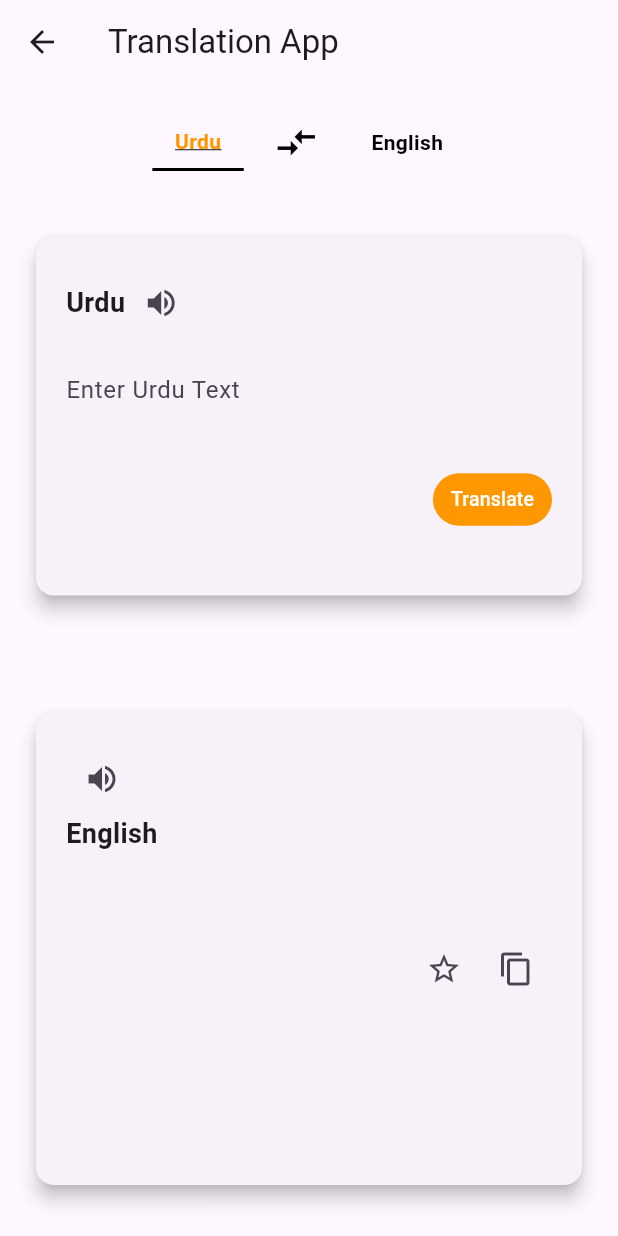
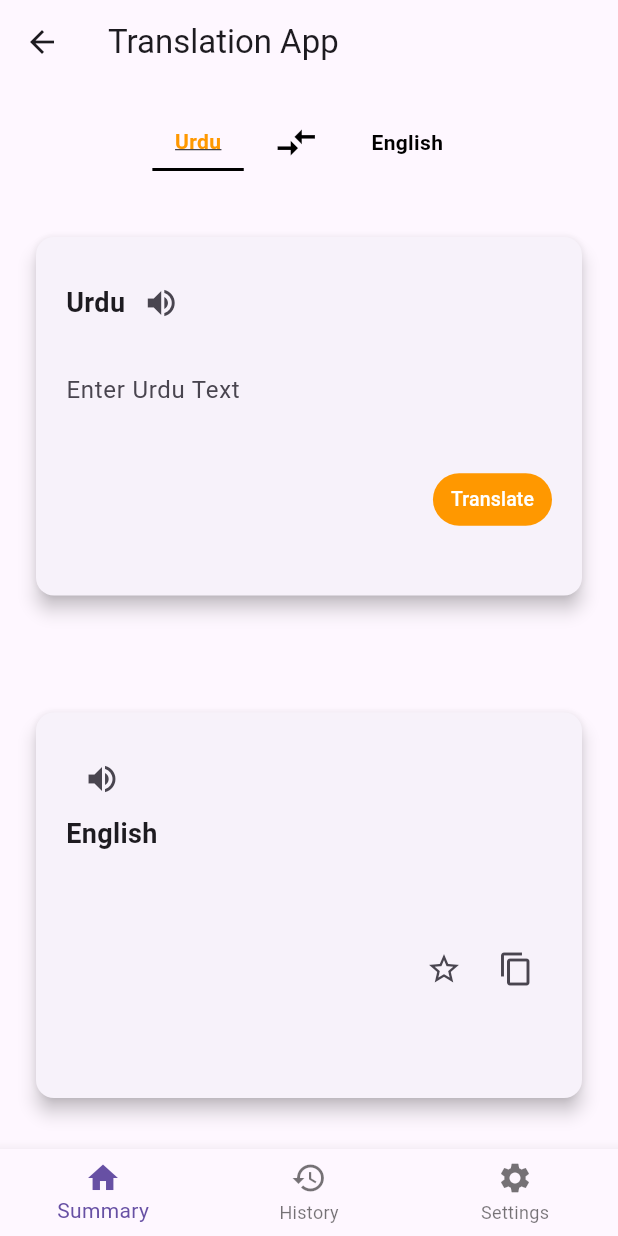
Before and after one commit to Wasiue03/linguotech, a Flutter app: the TranslationScreen screen opened by its route, on a phone screen of 412 x 824 dp. Run offline on Flutter 3.47's test engine with Material 3 defaults, Android fonts, the phone set to English and light mode, and no system bars; our stand-ins replace cloud_firestore, firebase_auth, firebase_core, flutter_tts, google_sign_in, shared_preferences; missing offline and left inert: clipboard; accounts and stored records are empty.

Commit message:
added summary screen

```diff
--- a/lib/Screens/Translation_Screen/translate.dart
+++ b/lib/Screens/Translation_Screen/translate.dart
@@ -17,6 +17,32 @@ class TranslationScreen extends StatelessWidget {
         ),
       ),
       body: TranslateBody(),
+      bottomNavigationBar: BottomNavigationBar(
+        items: [
+          BottomNavigationBarItem(
+            icon: Icon(Icons.home),
+            label: 'Summary',
+          ),
+          BottomNavigationBarItem(
+            icon: Icon(Icons.history),
+            label: 'History',
+          ),
+          BottomNavigationBarItem(
+            icon: Icon(Icons.settings),
+            label: 'Settings',
+          ),
+        ],
+        currentIndex: 0, // Set the initial index of the selected icon
+        onTap: (int index) {
+          if (index == 0) {
+            Navigator.pushReplacementNamed(context, '/summary');
+          } else if (index == 1) {
+            Navigator.pushReplacementNamed(context, '/history');
+          } else if (index == 2) {
+            Navigator.pushReplacementNamed(context, '/settings');
+          }
+        },
+      ),
     );
   }
 }
--- a/lib/main.dart
+++ b/lib/main.dart
@@ -4,6 +4,7 @@ import 'package:linguotech/Components/home_page.dart';
 import 'package:linguotech/Screens/Login/user_login.dart';
 import 'package:linguotech/Screens/Register_Screen/user_register.dart';
 import 'package:firebase_core/firebase_core.dart';
+import 'package:linguotech/Screens/Summarization/summary.dart';
 import 'package:linguotech/Screens/Translation_Screen/translate.dart';
 import 'package:linguotech/firebase_options.dart';
 import 'package:shared_preferences/shared_preferences.dart';
@@ -30,6 +31,7 @@ class MyApp extends StatelessWidget {
         '/translation': (context) => TranslationScreen(),
         '/login': (context) => SignInScreen(),
         '/signup': (context) => RegisterScreen(),
+        '/summary': (context) => SummaryGeneratorScreen(),
       },
     );
   }
```
Also changed, not shown: lib/Screens/Summarization/summary.dart (+87 -0 lines).
